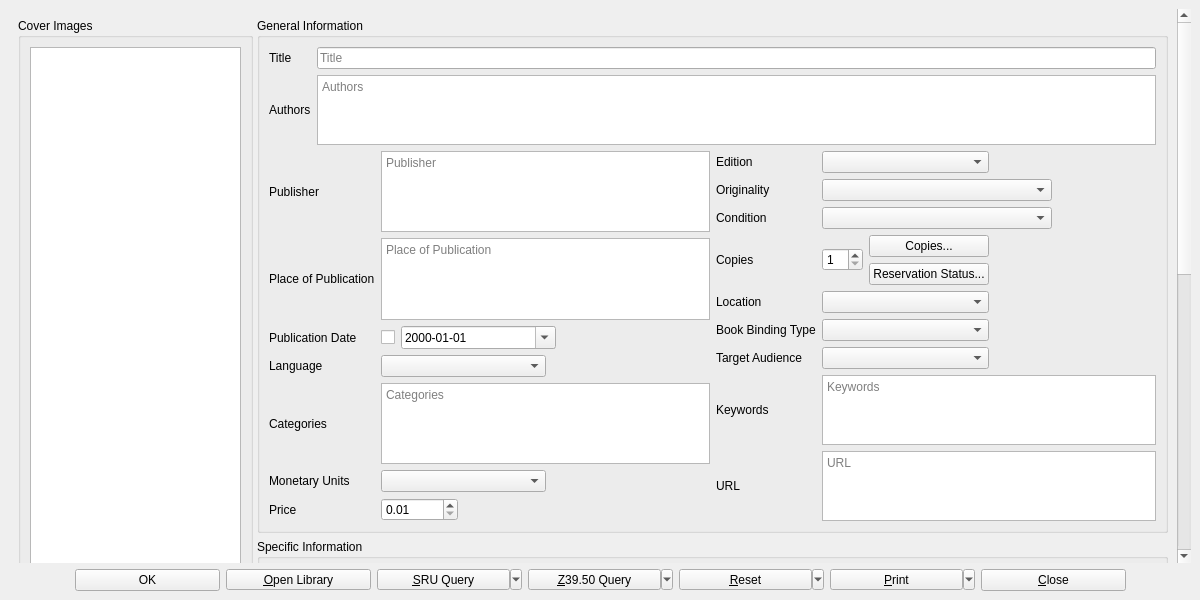
The window that UI/biblioteq_bookinfo.ui (textbrowser/biblioteq) describes before a commit, drawn with Qt 5.
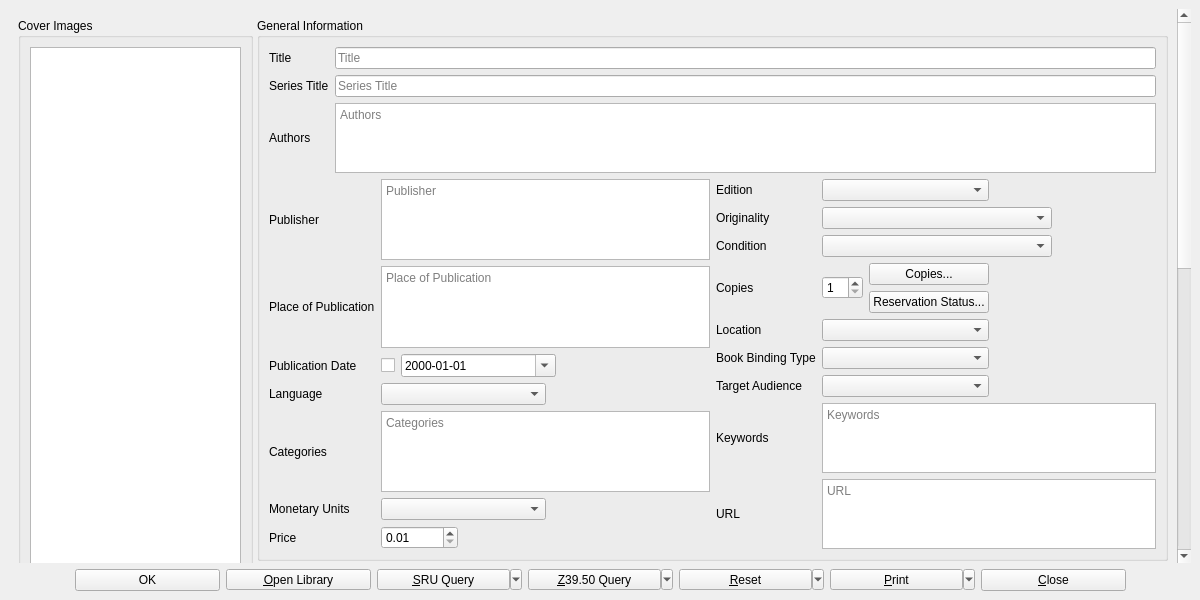
The same window after the commit. Icons and pictures are not drawn. Custom widgets are drawn as their Qt base class.

```diff
--- a/UI/biblioteq_bookinfo.ui
+++ b/UI/biblioteq_bookinfo.ui
@@ -36,7 +36,7 @@
          <x>0</x>
          <y>0</y>
          <width>1167</width>
-         <height>1543</height>
+         <height>1585</height>
         </rect>
        </property>
        <layout class="QVBoxLayout" name="verticalLayout_9">
@@ -198,21 +198,14 @@
               <layout class="QVBoxLayout" name="verticalLayout">
                <item>
                 <layout class="QGridLayout" name="gridLayout">
-                 <item row="0" column="0">
-                  <widget class="QLabel" name="label_2">
-                   <property name="text">
-                    <string>Title</string>
-                   </property>
-                  </widget>
-                 </item>
-                 <item row="1" column="0">
+                 <item row="2" column="0">
                   <widget class="QLabel" name="label_6">
                    <property name="text">
                     <string>Authors</string>
                    </property>
                   </widget>
                  </item>
-                 <item row="1" column="1">
+                 <item row="2" column="1">
                   <widget class="biblioteq_hyperlinked_text_edit" name="author">
                    <property name="tabChangesFocus">
                     <bool>true</bool>
@@ -241,6 +234,27 @@
                    </property>
                   </widget>
                  </item>
+                 <item row="0" column="0">
+                  <widget class="QLabel" name="label_2">
+                   <property name="text">
+                    <string>Title</string>
+                   </property>
+                  </widget>
+                 </item>
+                 <item row="1" column="0">
+                  <widget class="QLabel" name="label_33">
+                   <property name="text">
+                    <string>Series Title</string>
+                   </property>
+                  </widget>
+                 </item>
+                 <item row="1" column="1">
+                  <widget class="QLineEdit" name="series_title">
+                   <property name="placeholderText">
+                    <string>Series Title</string>
+                   </property>
+                  </widget>
+                 </item>
                 </layout>
                </item>
                <item>
```
Left out of the diff: 1 changed line with no effect on the pictures.
